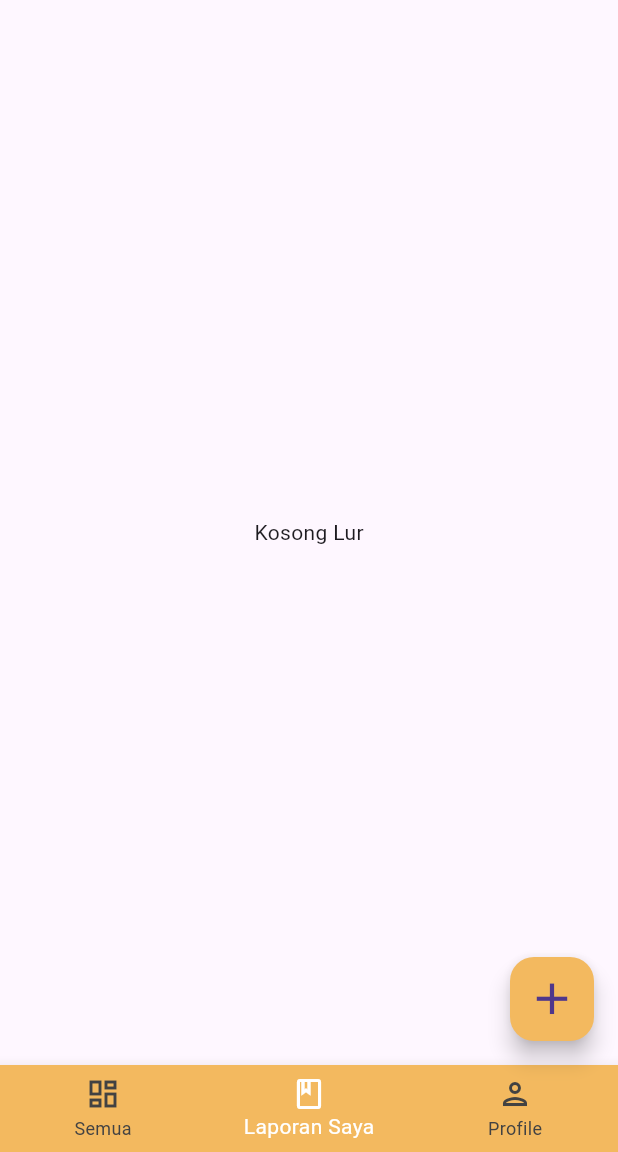
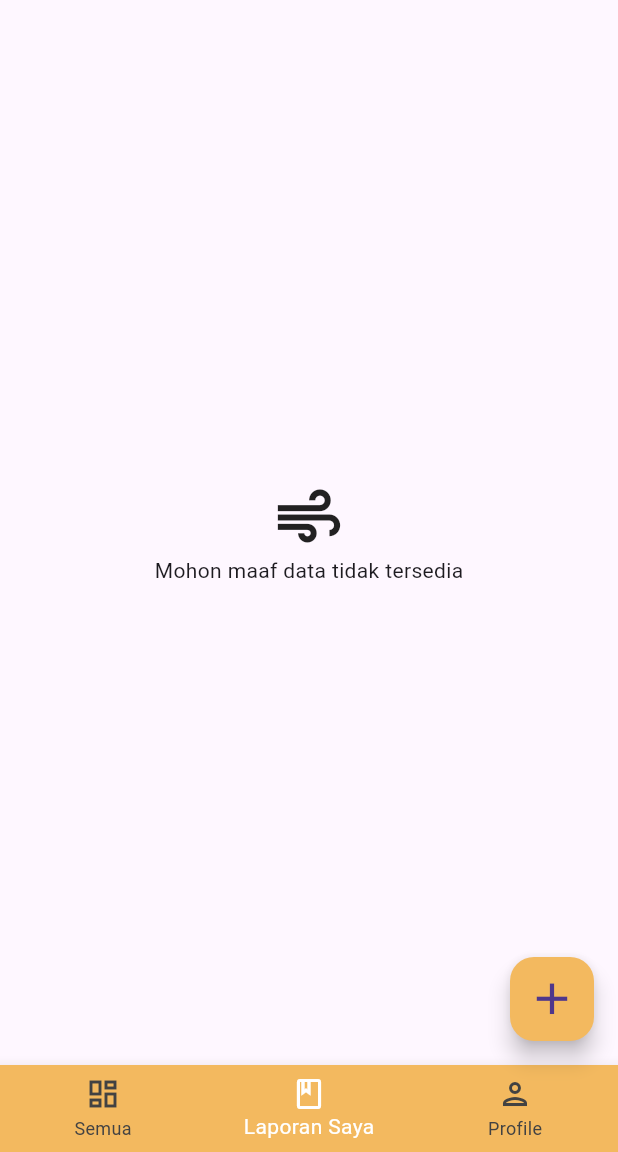
Before and after one commit to PLWEP/BK-LaporBook, a Flutter app: the DashboardPage screen opened by its route, item 2 of the bottom bar chosen, on a phone screen of 412 x 824 dp, the part 84-1236 px from its top. Run offline on Flutter 3.47's test engine with Material 3 defaults, Android fonts, the phone set to English and light mode, and no system bars; our stand-ins replace cloud_firestore, firebase_auth, firebase_core, firebase_storage, flutter_riverpod, geolocator and 2 more; accounts and stored records are empty; generated files the repository leaves out were written again.

Commit message:
refactor tampilan dulu

```diff
--- a/lib/common/constant.dart
+++ b/lib/common/constant.dart
@@ -1,4 +1,29 @@
+import 'package:bk_lapor_book/components/styles.dart';
+import 'package:bk_lapor_book/pages/dashboard/all_laporan_page.dart';
+import 'package:bk_lapor_book/pages/dashboard/my_laporan_page.dart';
+import 'package:bk_lapor_book/pages/dashboard/profile_page.dart';
+import 'package:flutter/material.dart';
+
 class Constants {
   static const laporanCollection = 'laporan';
   static const akunCollection = 'akun';
+
+  static const List<String> dataStatus = ['Posted', 'Proses', 'Done'];
+  static const List<Color> warnaStatus = [
+    warningColor,
+    dangerColor,
+    successColor
+  ];
+  static const List<String> dataInstansi = [
+    'Pembangunan',
+    'Jalanan',
+    'Pendidikan',
+    'Fasilitas Umum',
+    'Fasilitas Sosial',
+  ];
+  static const List<Widget> pages = [
+    AllLaporan(),
+    MyLaporan(),
+    Profile(),
+  ];
 }
--- a/lib/components/vars.dart
+++ /dev/null
@@ -1,20 +0,0 @@
-import 'package:bk_lapor_book/components/styles.dart';
-import 'package:bk_lapor_book/pages/dashboard/all_laporan_page.dart';
-import 'package:bk_lapor_book/pages/dashboard/my_laporan_page.dart';
-import 'package:bk_lapor_book/pages/dashboard/profile_page.dart';
-import 'package:flutter/material.dart';
-
-List<String> dataStatus = ['Posted', 'Proses', 'Done'];
-List<Color> warnaStatus = [warningColor, dangerColor, successColor];
-List<String> dataInstansi = [
-  'Pembangunan',
-  'Jalanan',
-  'Pendidikan',
-  'Fasilitas Umum',
-  'Fasilitas Sosial',
-];
-List<Widget> pages = const <Widget>[
-  AllLaporan(),
-  MyLaporan(),
-  Profile(),
-];
--- a/lib/pages/dashboard/add_form_page.dart
+++ b/lib/pages/dashboard/add_form_page.dart
@@ -2,10 +2,11 @@
 
 import 'dart:io';
 
+import 'package:bk_lapor_book/common/constant.dart';
 import 'package:bk_lapor_book/components/input_widget.dart';
 import 'package:bk_lapor_book/components/styles.dart';
 import 'package:bk_lapor_book/components/validators.dart';
-import 'package:bk_lapor_book/components/vars.dart';
+import 'package:bk_lapor_book/components/error_widget.dart';
 import 'package:cloud_firestore/cloud_firestore.dart';
 import 'package:firebase_auth/firebase_auth.dart';
 import 'package:firebase_storage/firebase_storage.dart';
@@ -192,7 +193,7 @@ class AddFormState extends State<AddFormPage> {
                           label: 'Instansi',
                           inputField: DropdownButtonFormField<String>(
                             decoration: customInputDecoration('Instansi'),
-                            items: dataInstansi.map((e) {
+                            items: Constants.dataInstansi.map((e) {
                               return DropdownMenuItem<String>(
                                   value: e, child: Text(e));
                             }).toList(),
--- a/lib/pages/dashboard/all_laporan_page.dart
+++ b/lib/pages/dashboard/all_laporan_page.dart
@@ -1,4 +1,6 @@
+import 'package:bk_lapor_book/components/error_widget.dart';
 import 'package:bk_lapor_book/components/list_item.dart';
+import 'package:bk_lapor_book/components/loading_widget.dart';
 
 import 'package:bk_lapor_book/provider/provider.dart';
 import 'package:flutter/material.dart';
@@ -36,8 +38,8 @@ class AllLaporan extends ConsumerWidget {
           ),
         );
       },
-      error: (error, stackTrace) => const Center(child: Text('Error Lur')),
-      loading: () => const Center(child: CircularProgressIndicator()),
+      error: (error, stackTrace) => const CustomErrorWidget(),
+      loading: () => const CustomLoadingWidget(),
     );
   }
 }
--- a/lib/pages/dashboard/dashboard_page.dart
+++ b/lib/pages/dashboard/dashboard_page.dart
@@ -1,5 +1,6 @@
+import 'package:bk_lapor_book/common/constant.dart';
 import 'package:bk_lapor_book/components/styles.dart';
-import 'package:bk_lapor_book/components/vars.dart';
+import 'package:bk_lapor_book/components/error_widget.dart';
 import 'package:bk_lapor_book/provider/provider.dart';
 
 import 'package:flutter/material.dart';
@@ -48,7 +49,7 @@ class DashboardPage extends ConsumerWidget {
           ),
         ],
       ),
-      body: pages.elementAt(currentPage),
+      body: Constants.pages.elementAt(currentPage),
     );
   }
 }
--- a/lib/pages/dashboard/my_laporan_page.dart
+++ b/lib/pages/dashboard/my_laporan_page.dart
@@ -1,4 +1,6 @@
+import 'package:bk_lapor_book/components/error_widget.dart';
 import 'package:bk_lapor_book/components/list_item.dart';
+import 'package:bk_lapor_book/components/loading_widget.dart';
 import 'package:bk_lapor_book/provider/provider.dart';
 
 import 'package:flutter/material.dart';
@@ -14,7 +16,15 @@ class MyLaporan extends ConsumerWidget {
     return listLaporan.when(
       data: (data) {
         if (data.isEmpty) {
-          return const Center(child: Text('Kosong Lur'));
+          return const Center(
+            child: Column(
+              mainAxisAlignment: MainAxisAlignment.center,
+              children: [
+                Icon(Icons.air, size: 50),
+                Text('Mohon maaf data tidak tersedia'),
+              ],
+            ),
+          );
         }
         return Container(
           width: double.infinity,
@@ -36,8 +46,8 @@ class MyLaporan extends ConsumerWidget {
           ),
         );
       },
-      error: (error, stackTrace) => const Center(child: Text('Error Lur')),
-      loading: () => const Center(child: CircularProgressIndicator()),
+      error: (error, stackTrace) => const CustomErrorWidget(),
+      loading: () => const CustomLoadingWidget(),
     );
   }
 }
```
Also changed, not shown: lib/components/error_widget.dart (added, +18 -0 lines), lib/components/loading_widget.dart (added, +18 -0 lines), lib/pages/dashboard/profile_page.dart (+12 -24 lines).
